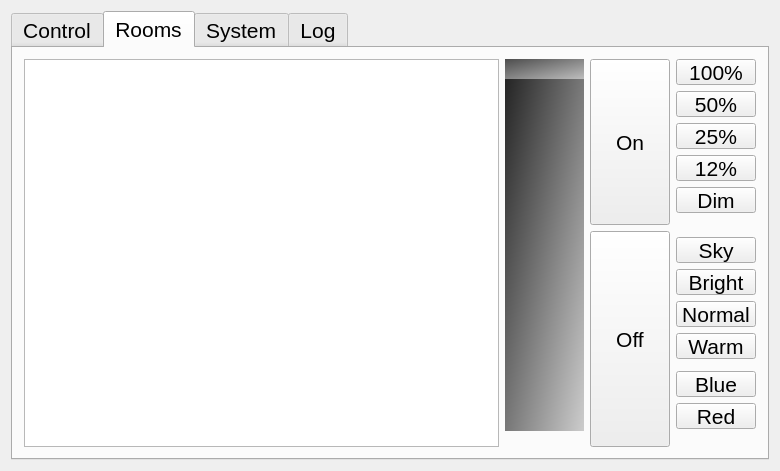
The window that widget.ui (paulkappler/HomeGUI) describes before a commit, drawn with Qt 5.
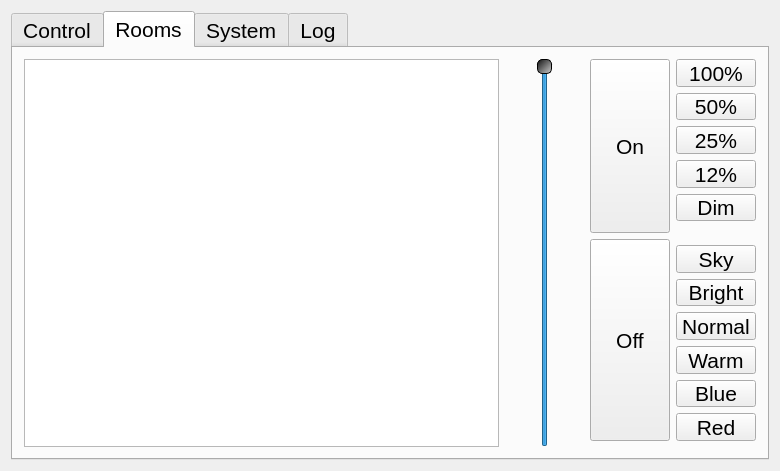
The same window after the commit.

Commit message: style update slider

What changed in the file:
```diff
--- a/widget.ui
+++ b/widget.ui
@@ -246,84 +246,56 @@
        <string>Rooms</string>
       </attribute>
       <layout class="QGridLayout" name="gridLayout_5">
-       <item row="1" column="0" rowspan="18">
-        <widget class="QListWidget" name="listWidgetRoom">
-         <property name="sizePolicy">
-          <sizepolicy hsizetype="Expanding" vsizetype="Expanding">
-           <horstretch>6</horstretch>
-           <verstretch>0</verstretch>
-          </sizepolicy>
+       <item row="13" column="4">
+        <widget class="QPushButton" name="roomBlueButton">
+         <property name="text">
+          <string>Blue</string>
          </property>
-         <property name="font">
-          <font>
-           <pointsize>16</pointsize>
-          </font>
+        </widget>
+       </item>
+       <item row="14" column="4">
+        <widget class="QPushButton" name="roomRedButton">
+         <property name="text">
+          <string>Red</string>
          </property>
         </widget>
        </item>
-       <item row="2" column="3">
+       <item row="2" column="4">
         <widget class="QPushButton" name="room50Button">
          <property name="text">
           <string>50%</string>
          </property>
         </widget>
        </item>
-       <item row="5" column="3">
+       <item row="5" column="4">
         <widget class="QPushButton" name="roomDimButton">
          <property name="text">
           <string>Dim</string>
          </property>
         </widget>
        </item>
-       <item row="4" column="3">
+       <item row="4" column="4">
         <widget class="QPushButton" name="room12Button">
          <property name="text">
           <string>12%</string>
          </property>
         </widget>
        </item>
-       <item row="14" column="3">
-        <widget class="QPushButton" name="roomBlueButton">
-         <property name="text">
-          <string>Blue</string>
-         </property>
-        </widget>
-       </item>
-       <item row="1" column="3">
+       <item row="1" column="4">
         <widget class="QPushButton" name="room100Button">
          <property name="text">
           <string>100%</string>
          </property>
         </widget>
        </item>
-       <item row="3" column="3">
+       <item row="3" column="4">
         <widget class="QPushButton" name="room25Button">
          <property name="text">
           <string>25%</string>
          </property>
         </widget>
        </item>
-       <item row="15" column="3">
-        <widget class="QPushButton" name="roomRedButton">
-         <property name="text">
-          <string>Red</string>
-         </property>
-        </widget>
-       </item>
-       <item row="8" column="2" rowspan="11">
-        <widget class="QPushButton" name="roomOffButton">
-         <property name="sizePolicy">
-          <sizepolicy hsizetype="Minimum" vsizetype="Expanding">
-           <horstretch>0</horstretch>
-           <verstretch>0</verstretch>
-          </sizepolicy>
-         </property>
-         <property name="text">
-          <string>Off</string>
-         </property>
-        </widget>
-       </item>
-       <item row="1" column="2" rowspan="7">
+       <item row="1" column="3" rowspan="7">
         <widget class="QPushButton" name="roomOnButton">
          <property name="sizePolicy">
           <sizepolicy hsizetype="Minimum" vsizetype="Expanding">
@@ -336,36 +308,64 @@
          </property>
         </widget>
        </item>
-       <item row="9" column="3">
+       <item row="9" column="4">
         <widget class="QPushButton" name="roomSkyButton">
          <property name="text">
           <string>Sky</string>
          </property>
         </widget>
        </item>
-       <item row="10" column="3">
+       <item row="10" column="4">
         <widget class="QPushButton" name="roomBrightButton">
          <property name="text">
           <string>Bright</string>
          </property>
         </widget>
        </item>
-       <item row="11" column="3">
+       <item row="11" column="4">
         <widget class="QPushButton" name="roomNormalButton">
          <property name="text">
           <string>Normal</string>
          </property>
         </widget>
        </item>
-       <item row="12" column="3">
+       <item row="12" column="4">
         <widget class="QPushButton" name="roomWarmButton">
          <property name="text">
           <string>Warm</string>
          </property>
         </widget>
        </item>
-       <item row="1" column="1" rowspan="17">
-        <widget class="QSlider" name="verticalSlider">
+       <item row="1" column="0" rowspan="15">
+        <widget class="QListWidget" name="listWidgetRoom">
+         <property name="sizePolicy">
+          <sizepolicy hsizetype="Expanding" vsizetype="Expanding">
+           <horstretch>6</horstretch>
+           <verstretch>0</verstretch>
+          </sizepolicy>
+         </property>
+         <property name="font">
+          <font>
+           <pointsize>16</pointsize>
+          </font>
+         </property>
+        </widget>
+       </item>
+       <item row="8" column="3" rowspan="7">
+        <widget class="QPushButton" name="roomOffButton">
+         <property name="sizePolicy">
+          <sizepolicy hsizetype="Minimum" vsizetype="Expanding">
+           <horstretch>0</horstretch>
+           <verstretch>0</verstretch>
+          </sizepolicy>
+         </property>
+         <property name="text">
+          <string>Off</string>
+         </property>
+        </widget>
+       </item>
+       <item row="1" column="2" rowspan="15">
+        <widget class="QSlider" name="roomVerticalSlider">
          <property name="sizePolicy">
           <sizepolicy hsizetype="Expanding" vsizetype="Expanding">
            <horstretch>1</horstretch>
@@ -374,20 +374,23 @@
          </property>
          <property name="styleSheet">
           <string notr="true">QSlider::handle{
-    background: qlineargradient(x1:0, y1:0, x2:1, y2:1, stop:0 #222222, stop:1 #CCCCCC);
+    background: qlineargradient(x1:0, y1:0, x2:1, y2:1, stop:0 #111111, stop:1 #CCCCCC);
     border-radius: 5px;
-	border-color: rgb(0, 0, 0);
+	border-color: #000000;
+
+    border-width: 1px;
+    border-style: solid;
     height: 30px;
-    width: 30px;
+    width: 10px;
 
-    margin: -20px -20px; 
+    margin: 5px 5px; 
 }
 
 QSlider::groove
 {
-    margin-top: 10px;
-    margin-bottom: 10px;
-    background: qlineargradient(x1:0, y1:0, x2:1, y2:1, stop:0 #222222, stop:1 #CCCCCC);
+    margin-top: 20px;
+    margin-bottom: 20px;
+    background: qlineargradient(x1:.5, y1:0, x2:.5, y2:1, stop:0 #999999, stop:1 #FFFFFF);
 
 }  
 </string>
```
